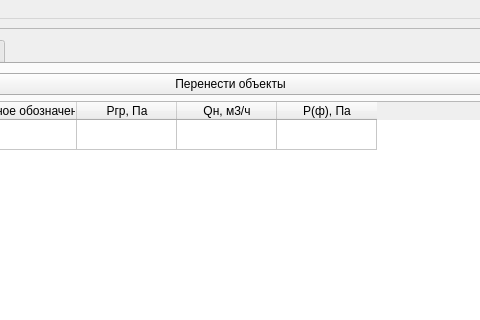
Above: gasgui.ui from FrostEasy54/multivar-calc-of-gas-network before the change; both pictures show x 265 to 745 and y 0 to 320 of the 991 by 692 pixel window. Below: the same form after it.
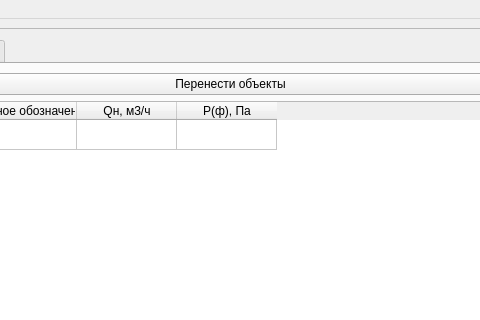
That is the form after the change.

```diff
--- a/gasgui.ui
+++ b/gasgui.ui
@@ -85,11 +85,6 @@
                   <string>Условное обозначение</string>
                  </property>
                 </column>
-                <column>
-                 <property name="text">
-                  <string>Pгр, Па</string>
-                 </property>
-                </column>
                 <column>
                  <property name="text">
                   <string>Qн, м3/ч</string>
```
